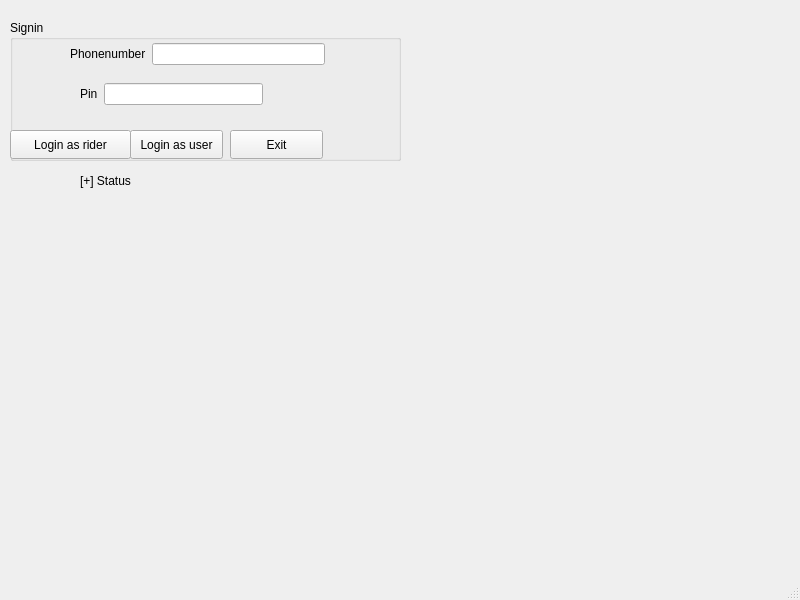
First picture: the form in untitled1/signup.ui, repository Sadikshyaaa143Q/ridesharing, before the edit.
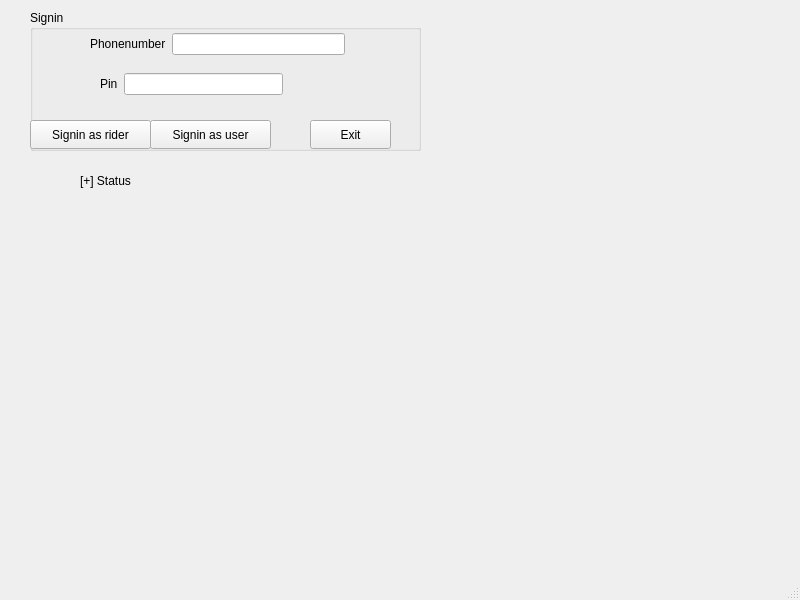
Second picture: the form after the edit.

```diff
--- a/untitled1/signup.ui
+++ b/untitled1/signup.ui
@@ -30,8 +30,8 @@
    <widget class="QGroupBox" name="groupBox">
     <property name="geometry">
      <rect>
-      <x>10</x>
-      <y>20</y>
+      <x>30</x>
+      <y>10</y>
       <width>391</width>
       <height>141</height>
      </rect>
@@ -44,12 +44,12 @@
       <rect>
        <x>120</x>
        <y>110</y>
-       <width>93</width>
+       <width>121</width>
        <height>29</height>
       </rect>
      </property>
      <property name="text">
-      <string>Login as user</string>
+      <string>Signin as user</string>
      </property>
     </widget>
     <widget class="QWidget" name="layoutWidget">
@@ -77,9 +77,9 @@
     <widget class="QPushButton" name="pushButton_2">
      <property name="geometry">
       <rect>
-       <x>220</x>
+       <x>280</x>
        <y>110</y>
-       <width>93</width>
+       <width>81</width>
        <height>29</height>
       </rect>
      </property>
@@ -119,7 +119,7 @@
       </rect>
      </property>
      <property name="text">
-      <string>Login as rider</string>
+      <string>Signin as rider</string>
      </property>
     </widget>
    </widget>
```
